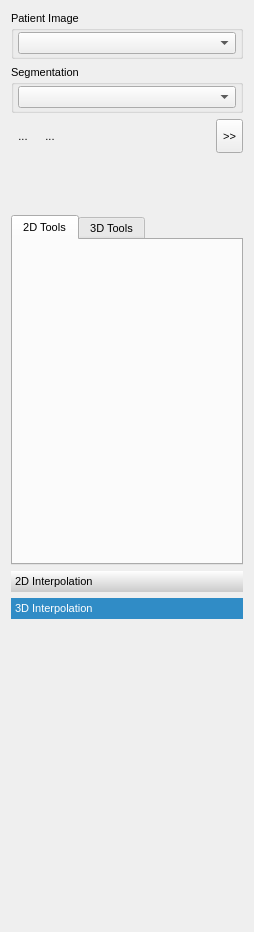
The window that Plugins/org.mitk.gui.qt.multilabelsegmentation/src/internal/QmitkMultiLabelSegmentationControls.ui (MITK/MITK) describes before a commit, drawn with Qt 5.
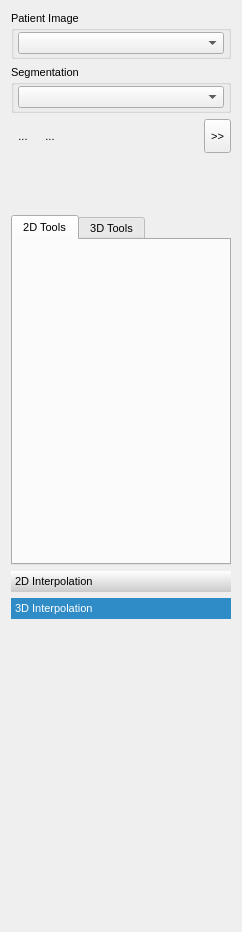
The same window after the commit. Icons and pictures are not drawn. Custom widgets are drawn as their Qt base class.

Commit message: adaptations to new API

The edit to the form file:
```diff
--- a/Plugins/org.mitk.gui.qt.multilabelsegmentation/src/internal/QmitkMultiLabelSegmentationControls.ui
+++ b/Plugins/org.mitk.gui.qt.multilabelsegmentation/src/internal/QmitkMultiLabelSegmentationControls.ui
@@ -6,7 +6,7 @@
    <rect>
     <x>0</x>
     <y>0</y>
-    <width>254</width>
+    <width>242</width>
     <height>932</height>
    </rect>
   </property>
@@ -434,7 +434,7 @@
        <rect>
         <x>0</x>
         <y>0</y>
-        <width>236</width>
+        <width>224</width>
         <height>306</height>
        </rect>
       </property>
```
Left out of the diff: 18 changed lines with no effect on the pictures. The commit also changes 1 other file.
